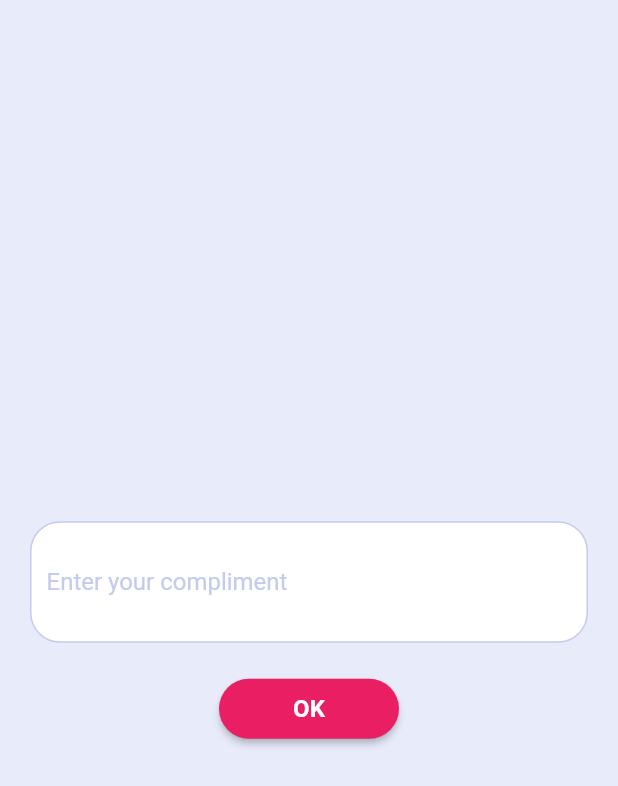
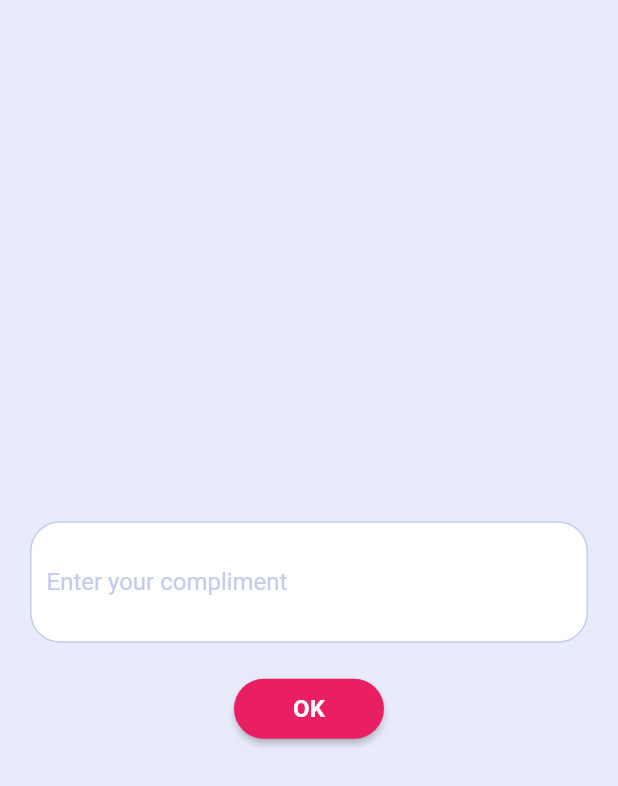
Before and after one commit to dobrunov/compliment_app, a Flutter app: the screen it shows after launch, after a tap on "CREATE", on a phone screen of 412 x 824 dp. Shown: the top 786 px of the screen. Run offline on Flutter 3.47's test engine with Material 2 defaults, Android fonts, the phone set to English and light mode, and no system bars; our stand-ins replace image_gallery_saver, permission_handler, screenshot, share_plus.

Commit message:
Revert "upgrade packages, fix buttons size and color"
This reverts commit e9031e753483360c9001891ea7a29538852c286d.

```diff
--- a/lib/screens/home_screen.dart
+++ b/lib/screens/home_screen.dart
@@ -86,8 +86,7 @@ class _HomeScreenState extends State<HomeScreen> {
                     ),
                   ),
                   style: ElevatedButton.styleFrom(
-                    backgroundColor: Colors.pink,
-                    fixedSize: const Size(120, 40),
+                    fixedSize: const Size(100, 40),
                     shape: RoundedRectangleBorder(
                       borderRadius: BorderRadius.circular(20),
                     ),
@@ -150,8 +149,7 @@ class _HomeScreenState extends State<HomeScreen> {
                 ),
               ),
               style: ElevatedButton.styleFrom(
-                backgroundColor: Colors.pink,
-                fixedSize: const Size(120, 40),
+                fixedSize: const Size(100, 40),
                 shape: RoundedRectangleBorder(
                   borderRadius: BorderRadius.circular(20),
                 ),
--- a/lib/screens/new_compliment.dart
+++ b/lib/screens/new_compliment.dart
@@ -63,8 +63,7 @@ class _NewComplimentState extends State<NewCompliment> {
                 ),
               ),
               style: ElevatedButton.styleFrom(
-                backgroundColor: Colors.pink,
-                fixedSize: const Size(120, 40),
+                fixedSize: const Size(100, 40),
                 shape: RoundedRectangleBorder(
                   borderRadius: BorderRadius.circular(20),
                 ),
--- a/lib/widgets/share_button.dart
+++ b/lib/widgets/share_button.dart
@@ -34,7 +34,6 @@ class ShareButton extends StatelessWidget {
         ),
       ),
       style: ElevatedButton.styleFrom(
-        backgroundColor: Colors.pink,
         fixedSize: const Size(100, 40),
         shape: RoundedRectangleBorder(
           borderRadius: BorderRadius.circular(20),
--- a/pubspec.yaml
+++ b/pubspec.yaml
@@ -18,8 +18,8 @@ dependencies:
   path_provider: ^2.0.15
   share_plus: ^7.0.0
   screenshot: ^2.1.0
-  image_gallery_saver: ^2.0.3
-  permission_handler: ^11.3.0
+  image_gallery_saver: ^1.7.1
+  permission_handler: ^10.2.0
 
   cupertino_icons: ^1.0.2
 
```
Also changed, not shown: pubspec.lock.
